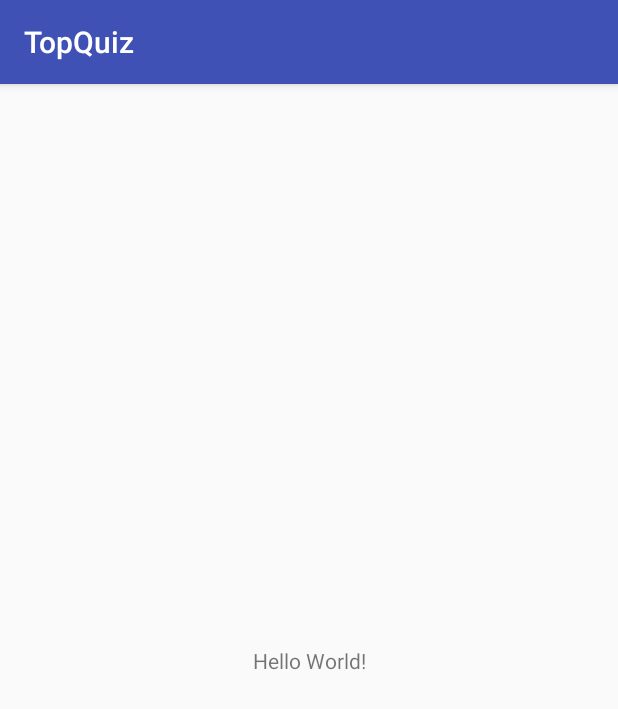
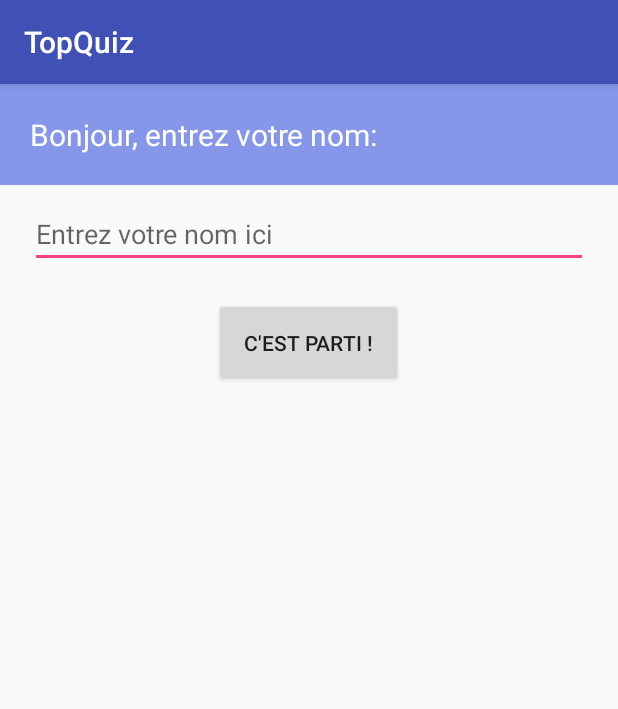
Before and after one commit to Matthieu876/TopQuiz-coursAndroid, an Android app: the screen it shows after launch (MainActivity), on a phone screen of 412 x 824 dp. Shown: the top 709 px of the screen. Run offline under Robolectric (Android 15) with nearby library versions, the phone set to English and light mode, and no system bars.

Commit message:
Mise en place des éléments graphique pour le fichier Main activity

```diff
--- a/app/src/main/res/layout/activity_main.xml
+++ b/app/src/main/res/layout/activity_main.xml
@@ -1,18 +1,39 @@
 <?xml version="1.0" encoding="utf-8"?>
-<android.support.constraint.ConstraintLayout xmlns:android="http://schemas.android.com/apk/res/android"
+<LinearLayout
+    xmlns:android="http://schemas.android.com/apk/res/android"
     xmlns:app="http://schemas.android.com/apk/res-auto"
     xmlns:tools="http://schemas.android.com/tools"
     android:layout_width="match_parent"
     android:layout_height="match_parent"
+    android:orientation="vertical"
     tools:context="com.matthieuc.topquiz.MainActivity">
 
     <TextView
+        android:id="@+id/activity_main_greeting_txt"
+        android:layout_width="match_parent"
+        android:layout_height="wrap_content"
+        android:background="#8696e9"
+        android:textSize="20sp"
+        android:textColor="#ffffff"
+        android:text="Bonjour, entrez votre nom:"
+        android:padding="20dp"
+        android:layout_marginBottom="10dp"/>
+
+    <EditText
+        android:id="@+id/activity_main_name_input"
+        android:layout_width="match_parent"
+        android:layout_height="wrap_content"
+        android:layout_marginStart="20dp"
+        android:layout_marginEnd="20dp"
+        android:hint="Entrez votre nom ici"/>
+
+    <Button
+        android:id="@+id/activity_main_play_button"
         android:layout_width="wrap_content"
         android:layout_height="wrap_content"
-        android:text="Hello World!"
-        app:layout_constraintBottom_toBottomOf="parent"
-        app:layout_constraintLeft_toLeftOf="parent"
-        app:layout_constraintRight_toRightOf="parent"
-        app:layout_constraintTop_toTopOf="parent" />
+        android:layout_gravity="center"
+        android:padding="20dp"
+        android:layout_marginTop="20dp"
+        android:text="C'est parti !"/>
 
-</android.support.constraint.ConstraintLayout>
+</LinearLayout>
```
